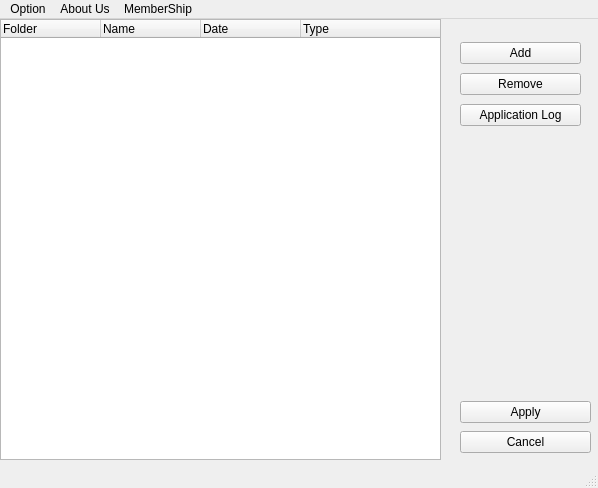
Before: the Qt Designer form Code/phase 1/phase1/mainwindow.ui in DS-01-02/ds-project-1_goat, drawn with Qt 5.
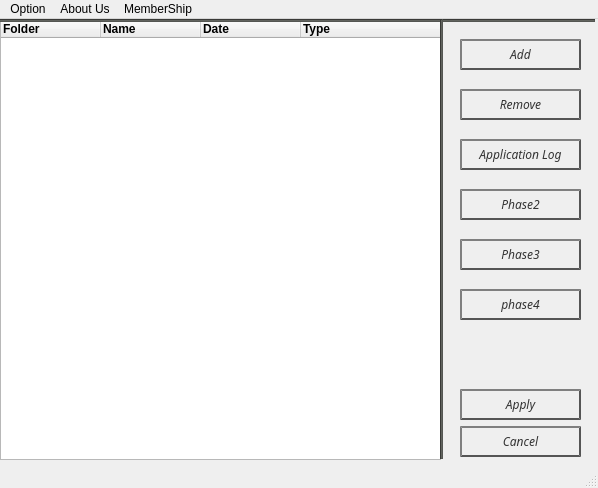
After: the same form once the commit is applied. Icons and pictures are not drawn.

Commit message: ui for phase 1 and phase 2 and phase 3 intialized and ready to use

```diff
--- a/Code/phase 1/phase1/mainwindow.ui
+++ b/Code/phase 1/phase1/mainwindow.ui
@@ -34,68 +34,97 @@
      <property name="text">
       <string>Folder</string>
      </property>
+     <property name="font">
+      <font>
+       <weight>75</weight>
+       <bold>true</bold>
+      </font>
+     </property>
+     <property name="textAlignment">
+      <set>AlignLeading|AlignVCenter</set>
+     </property>
     </column>
     <column>
      <property name="text">
       <string>Name</string>
      </property>
+     <property name="font">
+      <font>
+       <weight>75</weight>
+       <bold>true</bold>
+      </font>
+     </property>
+     <property name="textAlignment">
+      <set>AlignLeading|AlignVCenter</set>
+     </property>
     </column>
     <column>
      <property name="text">
       <string>Date</string>
      </property>
+     <property name="font">
+      <font>
+       <weight>75</weight>
+       <bold>true</bold>
+      </font>
+     </property>
+     <property name="textAlignment">
+      <set>AlignLeading|AlignVCenter</set>
+     </property>
     </column>
     <column>
      <property name="text">
       <string>Type</string>
      </property>
+     <property name="font">
+      <font>
+       <weight>75</weight>
+       <bold>true</bold>
+      </font>
+     </property>
+     <property name="textAlignment">
+      <set>AlignLeading|AlignVCenter</set>
+     </property>
     </column>
    </widget>
    <widget class="QWidget" name="layoutWidget">
     <property name="geometry">
      <rect>
       <x>460</x>
-      <y>20</y>
+      <y>370</y>
       <width>121</width>
-      <height>91</height>
-     </rect>
-    </property>
-    <layout class="QVBoxLayout" name="verticalLayout">
-     <item>
-      <widget class="QPushButton" name="add">
-       <property name="text">
-        <string>Add</string>
-       </property>
-      </widget>
-     </item>
-     <item>
-      <widget class="QPushButton" name="remove">
-       <property name="text">
-        <string>Remove</string>
-       </property>
-      </widget>
-     </item>
-     <item>
-      <widget class="QPushButton" name="log">
-       <property name="text">
-        <string>Application Log</string>
-       </property>
-      </widget>
-     </item>
-    </layout>
-   </widget>
-   <widget class="QWidget" name="">
-    <property name="geometry">
-     <rect>
-      <x>460</x>
-      <y>380</y>
-      <width>131</width>
-      <height>58</height>
+      <height>70</height>
      </rect>
     </property>
     <layout class="QVBoxLayout" name="verticalLayout_2">
      <item>
       <widget class="QPushButton" name="apply">
+       <property name="font">
+        <font>
+         <family>Ubuntu Condensed</family>
+         <italic>true</italic>
+        </font>
+       </property>
+       <property name="styleSheet">
+        <string notr="true">QPushButton {
+color: #333;
+border: 2px solid #555;
+border-radius: 20px;
+border-style: outset;
+background: qradialgradient(
+cx: 0.3, cy: -0.4, fx: 0.3, fy: -0.4,
+radius: 1.35, stop: 0 #fff, stop: 1 #888
+);
+padding: 5px;
+}
+
+QPushButton:hover {
+background: qradialgradient(
+cx: 0.3, cy: -0.4, fx: 0.3, fy: -0.4,
+radius: 1.35, stop: 0 #fff, stop: 1 #bbb
+);
+}</string>
+       </property>
        <property name="text">
         <string>Apply</string>
        </property>
@@ -103,6 +132,35 @@
      </item>
      <item>
       <widget class="QPushButton" name="cancel">
+       <property name="font">
+        <font>
+         <family>Ubuntu Condensed</family>
+         <italic>true</italic>
+        </font>
+       </property>
+       <property name="whatsThis">
+        <string>&lt;html&gt;&lt;head/&gt;&lt;body&gt;&lt;p&gt;QPushButton {&lt;/p&gt;&lt;p&gt;color: #333;&lt;/p&gt;&lt;p&gt;border: 2px solid #555;&lt;/p&gt;&lt;p&gt;border-radius: 20px;&lt;/p&gt;&lt;p&gt;border-style: outset;&lt;/p&gt;&lt;p&gt;background: qradialgradient(&lt;/p&gt;&lt;p&gt;cx: 0.3, cy: -0.4, fx: 0.3, fy: -0.4,&lt;/p&gt;&lt;p&gt;radius: 1.35, stop: 0 #fff, stop: 1 #888&lt;/p&gt;&lt;p&gt;);&lt;/p&gt;&lt;p&gt;padding: 5px;&lt;/p&gt;&lt;p&gt;}&lt;/p&gt;&lt;p&gt;&lt;br/&gt;&lt;/p&gt;&lt;p&gt;QPushButton:hover {&lt;/p&gt;&lt;p&gt;background: qradialgradient(&lt;/p&gt;&lt;p&gt;cx: 0.3, cy: -0.4, fx: 0.3, fy: -0.4,&lt;/p&gt;&lt;p&gt;radius: 1.35, stop: 0 #fff, stop: 1 #bbb&lt;/p&gt;&lt;p&gt;);&lt;/p&gt;&lt;p&gt;}&lt;/p&gt;&lt;/body&gt;&lt;/html&gt;</string>
+       </property>
+       <property name="styleSheet">
+        <string notr="true">QPushButton {
+color: #333;
+border: 2px solid #555;
+border-radius: 20px;
+border-style: outset;
+background: qradialgradient(
+cx: 0.3, cy: -0.4, fx: 0.3, fy: -0.4,
+radius: 1.35, stop: 0 #fff, stop: 1 #888
+);
+padding: 5px;
+}
+
+QPushButton:hover {
+background: qradialgradient(
+cx: 0.3, cy: -0.4, fx: 0.3, fy: -0.4,
+radius: 1.35, stop: 0 #fff, stop: 1 #bbb
+);
+}</string>
+       </property>
        <property name="text">
         <string>Cancel</string>
        </property>
@@ -110,6 +168,268 @@
      </item>
     </layout>
    </widget>
+   <widget class="Line" name="line">
+    <property name="geometry">
+     <rect>
+      <x>0</x>
+      <y>0</y>
+      <width>595</width>
+      <height>3</height>
+     </rect>
+    </property>
+    <property name="styleSheet">
+     <string notr="true">background-color:rgb(85, 87, 83)</string>
+    </property>
+    <property name="orientation">
+     <enum>Qt::Horizontal</enum>
+    </property>
+   </widget>
+   <widget class="Line" name="line_2">
+    <property name="geometry">
+     <rect>
+      <x>440</x>
+      <y>0</y>
+      <width>3</width>
+      <height>440</height>
+     </rect>
+    </property>
+    <property name="styleSheet">
+     <string notr="true">background-color:rgb(85, 87, 83)</string>
+    </property>
+    <property name="orientation">
+     <enum>Qt::Vertical</enum>
+    </property>
+   </widget>
+   <widget class="QPushButton" name="step2">
+    <property name="geometry">
+     <rect>
+      <x>460</x>
+      <y>170</y>
+      <width>121</width>
+      <height>31</height>
+     </rect>
+    </property>
+    <property name="font">
+     <font>
+      <family>Ubuntu Condensed</family>
+      <italic>true</italic>
+     </font>
+    </property>
+    <property name="styleSheet">
+     <string notr="true">QPushButton {
+color: #333;
+border: 2px solid #555;
+border-radius: 20px;
+border-style: outset;
+background: qradialgradient(
+cx: 0.3, cy: -0.4, fx: 0.3, fy: -0.4,
+radius: 1.35, stop: 0 #fff, stop: 1 #888
+);
+padding: 5px;
+}
+
+QPushButton:hover {
+background: qradialgradient(
+cx: 0.3, cy: -0.4, fx: 0.3, fy: -0.4,
+radius: 1.35, stop: 0 #fff, stop: 1 #bbb
+);
+}</string>
+    </property>
+    <property name="text">
+     <string>Phase2</string>
+    </property>
+   </widget>
+   <widget class="QPushButton" name="step3">
+    <property name="geometry">
+     <rect>
+      <x>460</x>
+      <y>220</y>
+      <width>121</width>
+      <height>31</height>
+     </rect>
+    </property>
+    <property name="font">
+     <font>
+      <family>Ubuntu Condensed</family>
+      <italic>true</italic>
+     </font>
+    </property>
+    <property name="styleSheet">
+     <string notr="true">QPushButton {
+color: #333;
+border: 2px solid #555;
+border-radius: 20px;
+border-style: outset;
+background: qradialgradient(
+cx: 0.3, cy: -0.4, fx: 0.3, fy: -0.4,
+radius: 1.35, stop: 0 #fff, stop: 1 #888
+);
+padding: 5px;
+}
+
+QPushButton:hover {
+background: qradialgradient(
+cx: 0.3, cy: -0.4, fx: 0.3, fy: -0.4,
+radius: 1.35, stop: 0 #fff, stop: 1 #bbb
+);
+}</string>
+    </property>
+    <property name="text">
+     <string>Phase3</string>
+    </property>
+   </widget>
+   <widget class="QPushButton" name="step4">
+    <property name="geometry">
+     <rect>
+      <x>460</x>
+      <y>270</y>
+      <width>121</width>
+      <height>31</height>
+     </rect>
+    </property>
+    <property name="font">
+     <font>
+      <family>Ubuntu Condensed</family>
+      <italic>true</italic>
+     </font>
+    </property>
+    <property name="styleSheet">
+     <string notr="true">QPushButton {
+color: #333;
+border: 2px solid #555;
+border-radius: 20px;
+border-style: outset;
+background: qradialgradient(
+cx: 0.3, cy: -0.4, fx: 0.3, fy: -0.4,
+radius: 1.35, stop: 0 #fff, stop: 1 #888
+);
+padding: 5px;
+}
+
+QPushButton:hover {
+background: qradialgradient(
+cx: 0.3, cy: -0.4, fx: 0.3, fy: -0.4,
+radius: 1.35, stop: 0 #fff, stop: 1 #bbb
+);
+}</string>
+    </property>
+    <property name="text">
+     <string>phase4</string>
+    </property>
+   </widget>
+   <widget class="QPushButton" name="log">
+    <property name="geometry">
+     <rect>
+      <x>460</x>
+      <y>120</y>
+      <width>121</width>
+      <height>31</height>
+     </rect>
+    </property>
+    <property name="font">
+     <font>
+      <family>Ubuntu Condensed</family>
+      <italic>true</italic>
+     </font>
+    </property>
+    <property name="styleSheet">
+     <string notr="true">QPushButton {
+color: #333;
+border: 2px solid #555;
+border-radius: 20px;
+border-style: outset;
+background: qradialgradient(
+cx: 0.3, cy: -0.4, fx: 0.3, fy: -0.4,
+radius: 1.35, stop: 0 #fff, stop: 1 #888
+);
+}
+QPushButton:hover {
+background: qradialgradient(
+cx: 0.3, cy: -0.4, fx: 0.3, fy: -0.4,
+radius: 1.35, stop: 0 #fff, stop: 1 #bbb
+);
+}</string>
+    </property>
+    <property name="text">
+     <string>Application Log</string>
+    </property>
+   </widget>
+   <widget class="QPushButton" name="add">
+    <property name="geometry">
+     <rect>
+      <x>460</x>
+      <y>20</y>
+      <width>121</width>
+      <height>31</height>
+     </rect>
+    </property>
+    <property name="font">
+     <font>
+      <family>Ubuntu Condensed</family>
+      <weight>50</weight>
+      <italic>true</italic>
+      <bold>false</bold>
+     </font>
+    </property>
+    <property name="styleSheet">
+     <string notr="true">QPushButton {
+color: #333;
+border: 2px solid #555;
+border-radius: 20px;
+border-style: outset;
+background: qradialgradient(
+cx: 0.3, cy: -0.4, fx: 0.3, fy: -0.4,
+radius: 1.35, stop: 0 #fff, stop: 1 #888
+);
+}
+QPushButton:hover {
+background: qradialgradient(
+cx: 0.3, cy: -0.4, fx: 0.3, fy: -0.4,
+radius: 1.35, stop: 0 #fff, stop: 1 #bbb
+);
+}</string>
+    </property>
+    <property name="text">
+     <string>Add</string>
+    </property>
+   </widget>
+   <widget class="QPushButton" name="remove">
+    <property name="geometry">
+     <rect>
+      <x>460</x>
+      <y>70</y>
+      <width>121</width>
+      <height>31</height>
+     </rect>
+    </property>
+    <property name="font">
+     <font>
+      <family>Ubuntu Condensed</family>
+      <italic>true</italic>
+     </font>
+    </property>
+    <property name="styleSheet">
+     <string notr="true">QPushButton {
+color: #333;
+border: 2px solid #555;
+border-radius: 20px;
+border-style: outset;
+background: qradialgradient(
+cx: 0.3, cy: -0.4, fx: 0.3, fy: -0.4,
+radius: 1.35, stop: 0 #fff, stop: 1 #888
+);
+}
+QPushButton:hover {
+background: qradialgradient(
+cx: 0.3, cy: -0.4, fx: 0.3, fy: -0.4,
+radius: 1.35, stop: 0 #fff, stop: 1 #bbb
+);
+}</string>
+    </property>
+    <property name="text">
+     <string>Remove</string>
+    </property>
+   </widget>
   </widget>
   <widget class="QMenuBar" name="menubar">
    <property name="geometry">
```
Left out of the diff: 11 changed lines with no effect on the pictures.
